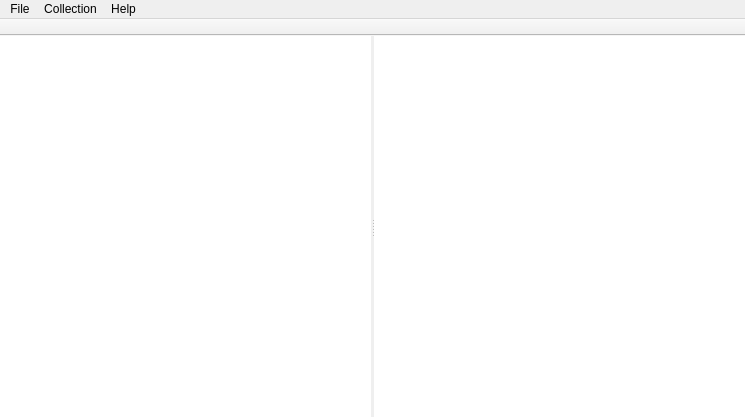
First picture: the form in src/main/designer/mainwindow.ui, repository dnkorpushov/libro, before the edit.
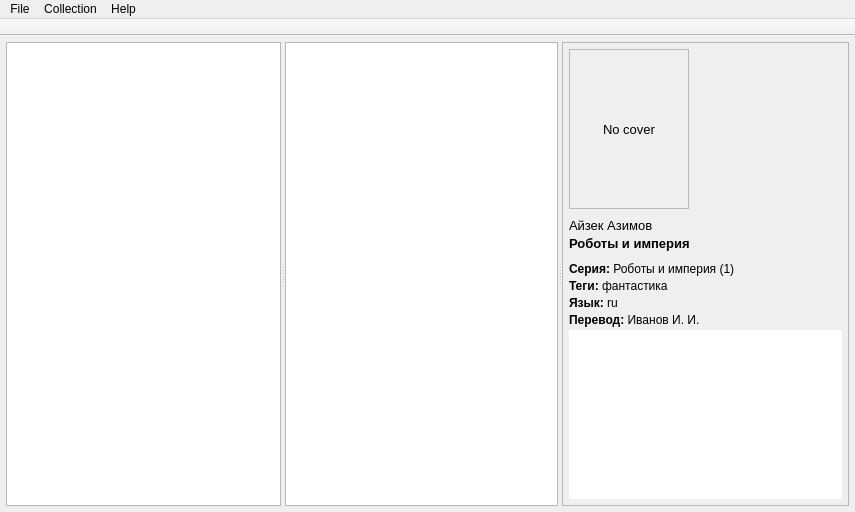
Second picture: the form after the edit. Icons and pictures are not drawn. Custom widgets are drawn as their Qt base class.

Commit message: Add info panel

The edit to the form file:
```diff
--- a/src/main/designer/mainwindow.ui
+++ b/src/main/designer/mainwindow.ui
@@ -6,8 +6,8 @@
    <rect>
     <x>0</x>
     <y>0</y>
-    <width>745</width>
-    <height>417</height>
+    <width>855</width>
+    <height>512</height>
    </rect>
   </property>
   <property name="windowTitle">
@@ -17,69 +17,250 @@
    <bool>true</bool>
   </property>
   <widget class="QWidget" name="centralwidget">
-   <layout class="QGridLayout" name="gridLayout">
+   <layout class="QVBoxLayout" name="verticalLayout_3">
     <property name="leftMargin">
-     <number>0</number>
+     <number>6</number>
     </property>
     <property name="topMargin">
-     <number>0</number>
+     <number>6</number>
     </property>
     <property name="rightMargin">
-     <number>0</number>
+     <number>6</number>
     </property>
     <property name="bottomMargin">
-     <number>0</number>
+     <number>6</number>
     </property>
-    <property name="spacing">
-     <number>0</number>
-    </property>
-    <item row="0" column="0">
+    <item>
      <widget class="QSplitter" name="splitter">
-      <property name="lineWidth">
-       <number>1</number>
-      </property>
       <property name="orientation">
        <enum>Qt::Horizontal</enum>
       </property>
-      <property name="handleWidth">
-       <number>3</number>
-      </property>
-      <property name="childrenCollapsible">
-       <bool>false</bool>
-      </property>
       <widget class="NavListWidget" name="navList">
        <property name="frameShape">
-        <enum>QFrame::NoFrame</enum>
+        <enum>QFrame::StyledPanel</enum>
        </property>
       </widget>
-      <widget class="BookTableView" name="bookTable">
+      <widget class="QFrame" name="frame">
        <property name="frameShape">
         <enum>QFrame::NoFrame</enum>
        </property>
-       <property name="alternatingRowColors">
-        <bool>true</bool>
+       <property name="frameShadow">
+        <enum>QFrame::Raised</enum>
        </property>
-       <property name="selectionMode">
-        <enum>QAbstractItemView::ExtendedSelection</enum>
-       </property>
-       <property name="selectionBehavior">
-        <enum>QAbstractItemView::SelectRows</enum>
-       </property>
-       <property name="showGrid">
-        <bool>false</bool>
-       </property>
-       <property name="wordWrap">
-        <bool>false</bool>
-       </property>
-       <property name="cornerButtonEnabled">
-        <bool>false</bool>
-       </property>
-       <attribute name="verticalHeaderDefaultSectionSize">
-        <number>24</number>
-       </attribute>
-       <attribute name="verticalHeaderMinimumSectionSize">
-        <number>20</number>
-       </attribute>
+       <layout class="QVBoxLayout" name="verticalLayout">
+        <property name="spacing">
+         <number>0</number>
+        </property>
+        <property name="leftMargin">
+         <number>0</number>
+        </property>
+        <property name="topMargin">
+         <number>0</number>
+        </property>
+        <property name="rightMargin">
+         <number>0</number>
+        </property>
+        <property name="bottomMargin">
+         <number>0</number>
+        </property>
+        <item>
+         <widget class="QSplitter" name="infoSplitter">
+          <property name="orientation">
+           <enum>Qt::Horizontal</enum>
+          </property>
+          <widget class="BookTableView" name="bookTable">
+           <property name="frameShape">
+            <enum>QFrame::StyledPanel</enum>
+           </property>
+           <property name="alternatingRowColors">
+            <bool>true</bool>
+           </property>
+           <property name="selectionMode">
+            <enum>QAbstractItemView::ExtendedSelection</enum>
+           </property>
+           <property name="selectionBehavior">
+            <enum>QAbstractItemView::SelectRows</enum>
+           </property>
+           <property name="showGrid">
+            <bool>false</bool>
+           </property>
+           <property name="wordWrap">
+            <bool>false</bool>
+           </property>
+           <property name="cornerButtonEnabled">
+            <bool>false</bool>
+           </property>
+           <attribute name="verticalHeaderDefaultSectionSize">
+            <number>24</number>
+           </attribute>
+           <attribute name="verticalHeaderMinimumSectionSize">
+            <number>20</number>
+           </attribute>
+          </widget>
+          <widget class="QScrollArea" name="scrollArea">
+           <property name="minimumSize">
+            <size>
+             <width>250</width>
+             <height>0</height>
+            </size>
+           </property>
+           <property name="widgetResizable">
+            <bool>true</bool>
+           </property>
+           <widget class="QWidget" name="scrollAreaWidgetContents">
+            <property name="geometry">
+             <rect>
+              <x>0</x>
+              <y>0</y>
+              <width>292</width>
+              <height>465</height>
+             </rect>
+            </property>
+            <layout class="QVBoxLayout" name="verticalLayout_2">
+             <property name="spacing">
+              <number>3</number>
+             </property>
+             <property name="leftMargin">
+              <number>6</number>
+             </property>
+             <property name="topMargin">
+              <number>6</number>
+             </property>
+             <property name="rightMargin">
+              <number>6</number>
+             </property>
+             <property name="bottomMargin">
+              <number>6</number>
+             </property>
+             <item>
+              <widget class="QLabel" name="cover">
+               <property name="sizePolicy">
+                <sizepolicy hsizetype="Fixed" vsizetype="Fixed">
+                 <horstretch>0</horstretch>
+                 <verstretch>0</verstretch>
+                </sizepolicy>
+               </property>
+               <property name="minimumSize">
+                <size>
+                 <width>120</width>
+                 <height>160</height>
+                </size>
+               </property>
+               <property name="font">
+                <font>
+                 <pointsize>10</pointsize>
+                </font>
+               </property>
+               <property name="frameShape">
+                <enum>QFrame::StyledPanel</enum>
+               </property>
+               <property name="text">
+                <string>No cover</string>
+               </property>
+               <property name="alignment">
+                <set>Qt::AlignCenter</set>
+               </property>
+              </widget>
+             </item>
+             <item>
+              <spacer name="verticalSpacer">
+               <property name="orientation">
+                <enum>Qt::Vertical</enum>
+               </property>
+               <property name="sizeType">
+                <enum>QSizePolicy::Fixed</enum>
+               </property>
+               <property name="sizeHint" stdset="0">
+                <size>
+                 <width>20</width>
+                 <height>6</height>
+                </size>
+               </property>
+              </spacer>
+             </item>
+             <item>
+              <widget class="QLabel" name="author">
+               <property name="font">
+                <font>
+                 <pointsize>10</pointsize>
+                </font>
+               </property>
+               <property name="text">
+                <string>Айзек Азимов</string>
+               </property>
+              </widget>
+             </item>
+             <item>
+              <widget class="QLabel" name="title">
+               <property name="font">
+                <font>
+                 <pointsize>10</pointsize>
+                 <weight>75</weight>
+                 <bold>true</bold>
+                </font>
+               </property>
+               <property name="text">
+                <string>Роботы и империя</string>
+               </property>
+              </widget>
+             </item>
+             <item>
+              <spacer name="verticalSpacer_2">
+               <property name="orientation">
+                <enum>Qt::Vertical</enum>
+               </property>
+               <property name="sizeType">
+                <enum>QSizePolicy::Fixed</enum>
+               </property>
+               <property name="sizeHint" stdset="0">
+                <size>
+                 <width>20</width>
+                 <height>8</height>
+                </size>
+               </property>
+              </spacer>
+             </item>
+             <item>
+              <widget class="QLabel" name="series">
+               <property name="text">
+                <string>&lt;b&gt;Серия:&lt;/b&gt; Роботы и империя (1)</string>
+               </property>
+              </widget>
+             </item>
+             <item>
+              <widget class="QLabel" name="tags">
+               <property name="text">
+                <string>&lt;b&gt;Теги:&lt;/b&gt; фантастика</string>
+               </property>
+              </widget>
+             </item>
+             <item>
+              <widget class="QLabel" name="lang">
+               <property name="text">
+                <string>&lt;b&gt;Язык:&lt;/b&gt; ru</string>
+               </property>
+              </widget>
+             </item>
+             <item>
+              <widget class="QLabel" name="translator">
+               <property name="text">
+                <string>&lt;b&gt;Перевод:&lt;/b&gt; Иванов И. И.</string>
+               </property>
+              </widget>
+             </item>
+             <item>
+              <widget class="QTextEdit" name="textEdit">
+               <property name="frameShape">
+                <enum>QFrame::NoFrame</enum>
+               </property>
+              </widget>
+             </item>
+            </layout>
+           </widget>
+          </widget>
+         </widget>
+        </item>
+       </layout>
       </widget>
      </widget>
     </item>
@@ -90,7 +271,7 @@
     <rect>
      <x>0</x>
      <y>0</y>
-     <width>745</width>
+     <width>855</width>
      <height>21</height>
     </rect>
    </property>
```
The commit also changes 11 other files.
